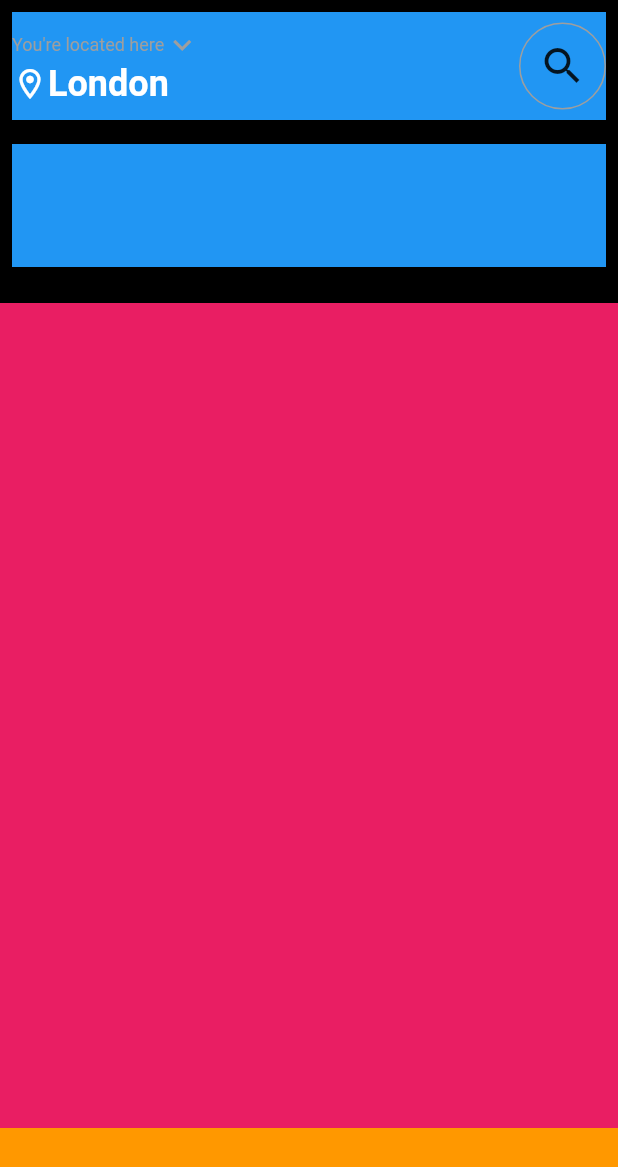
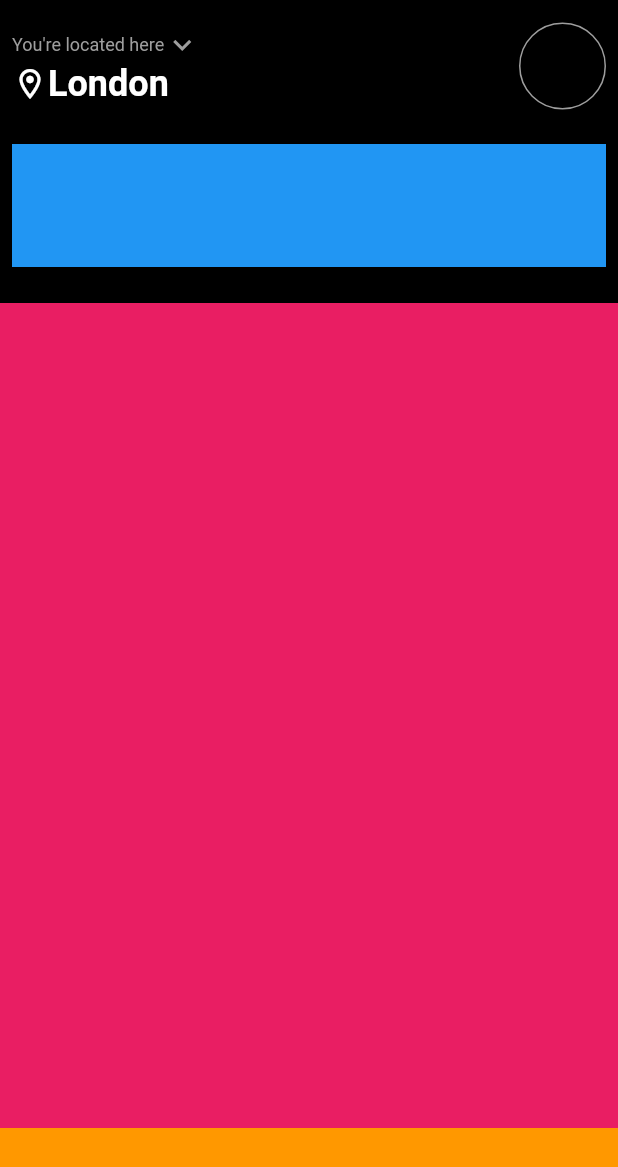
Before and after one commit to JAICHANGPARK/flutter_notebook_17th_story, a Flutter app: the screen it shows after launch, on a phone screen of 412 x 824 dp. Shown: the top 1167 px of the screen. Run offline on Flutter 3.47's test engine with Material 2 defaults, Android fonts, the phone set to English and light mode, and no system bars; our stand-ins replace cached_network_image, fl_chart, flutter_riverpod, freezed_annotation, ionicons, percent_indicator.

Commit message:
Update real_estate_main_page.dart

```diff
--- a/lib/ep1018_real_estate_app/src/ui/real_estate_main_page.dart
+++ b/lib/ep1018_real_estate_app/src/ui/real_estate_main_page.dart
@@ -20,7 +20,7 @@ class _RealEstateMainPageState extends State<RealEstateMainPage> {
               padding: const EdgeInsets.all(8.0),
               child: Container(
                 height: 72,
-                decoration: const BoxDecoration(color: Colors.blue),
+                // decoration: const BoxDecoration(color: Colors.blue),
                 child: Row(
                   crossAxisAlignment: CrossAxisAlignment.center,
                   children: [
```
